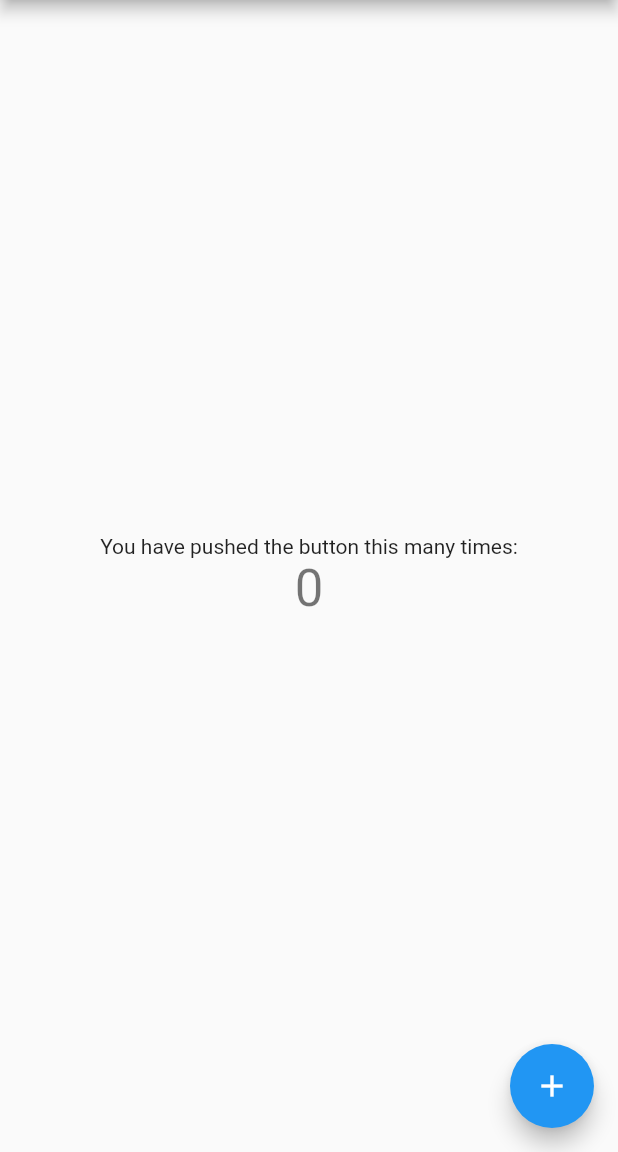
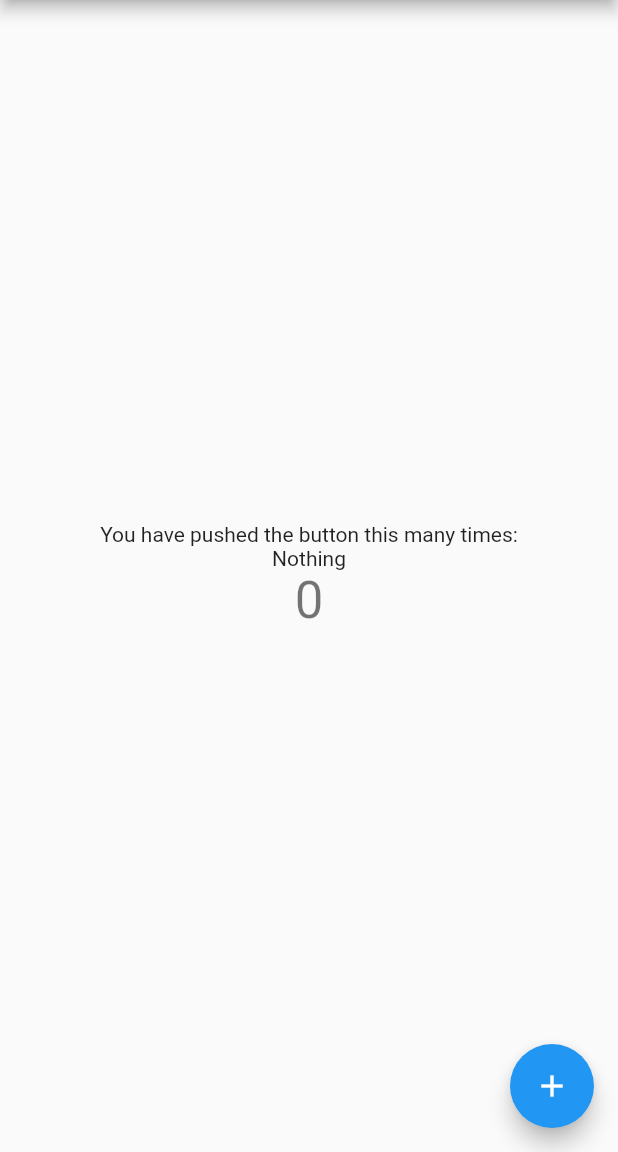
Before and after one commit to bshankar-coder/integrationtestapp, a Flutter app: the screen it shows after launch, on a phone screen of 412 x 824 dp, the part 84-1236 px from its top. Run offline on Flutter 3.47's test engine with Material 2 defaults, Android fonts, the phone set to English and light mode, and no system bars.

Commit message:
Update main.dart

```diff
--- a/lib/main.dart
+++ b/lib/main.dart
@@ -50,6 +50,7 @@ class _MyHomePageState extends State<MyHomePage> {
             const Text(
               'You have pushed the button this many times:',
             ),
+            Text('Nothing'),
             Text(
               '$_counter',
               style: Theme.of(context).textTheme.headline4,
```
